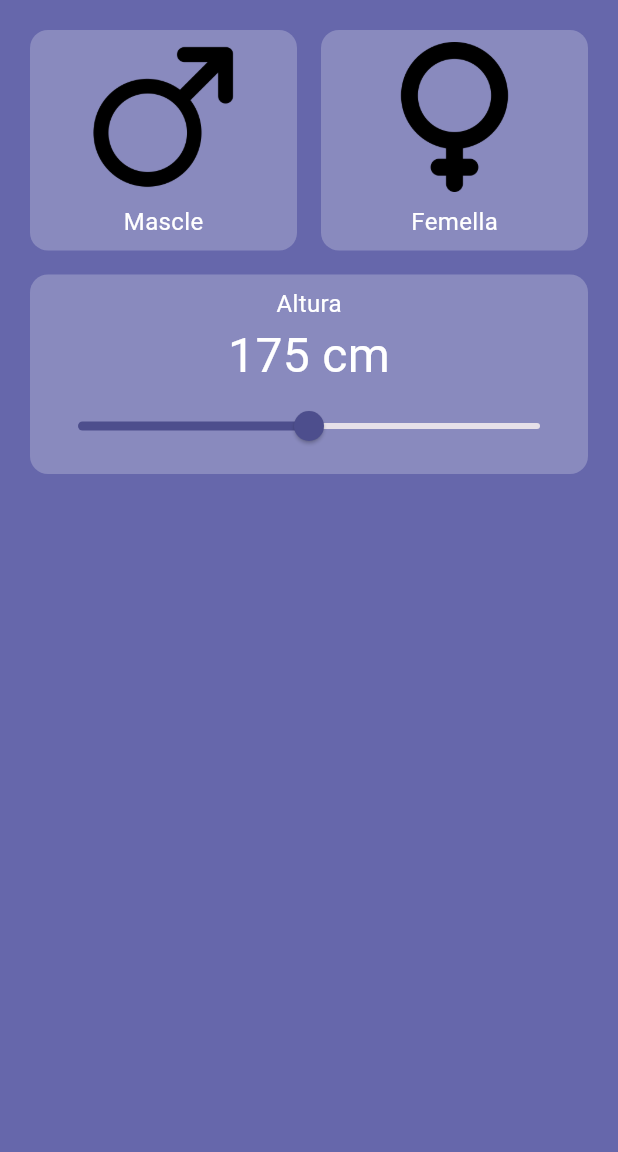
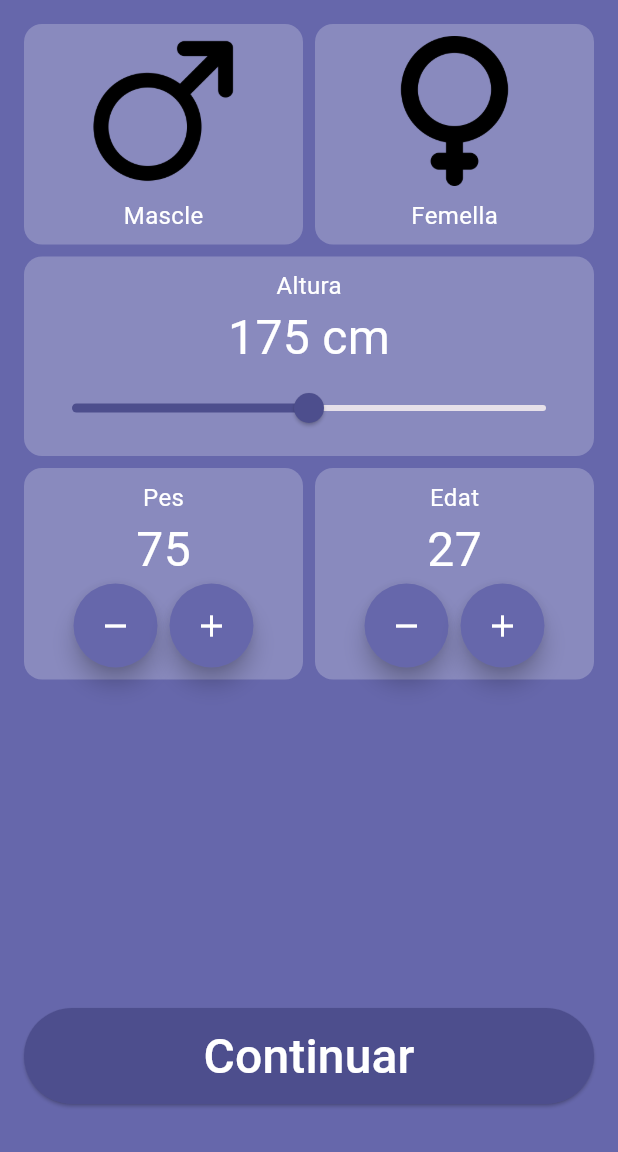
Before and after one commit to yagoyasser/flutter_calculadora_imc, a Flutter app: the screen it shows after launch, on a phone screen of 412 x 824 dp, the part 84-1236 px from its top. Run offline on Flutter 3.47's test engine with Material 3 defaults, Android fonts, the light colour scheme and no system bars.

Commit message:
Implementació components Pes i Edat i accions dels seus botons. Formateig paddings aplicació. Implementació botó Continuar

```diff
--- /dev/null
+++ b/calculadora_imc/lib/components/boto_continuar.dart
@@ -0,0 +1,35 @@
+import 'package:calculadora_imc/nucli/app_colors.dart';
+import 'package:calculadora_imc/nucli/estils_texts.dart';
+import 'package:flutter/material.dart';
+
+class BotoContinuar extends StatefulWidget {
+  const BotoContinuar({super.key});
+
+  @override
+  State<BotoContinuar> createState() => _BotoContinuarState();
+}
+
+class _BotoContinuarState extends State<BotoContinuar> {
+  @override
+  Widget build(BuildContext context) {
+    return Padding(
+      padding: EdgeInsets.only(bottom: 16),
+      child: SizedBox(
+        height: 64,
+        width: double.infinity,
+        child: ElevatedButton(
+          style: ButtonStyle(
+            backgroundColor: WidgetStateProperty.all(AppColors.primary),
+          ),
+          onPressed: () {
+
+          },
+          child: Text(
+            "Continuar",
+            style: EstilsTexts.textClarGran,
+          )
+        ),
+      ),
+    );
+  }
+}
--- a/calculadora_imc/lib/components/selector_altura.dart
+++ b/calculadora_imc/lib/components/selector_altura.dart
@@ -1,6 +1,5 @@
 import 'package:calculadora_imc/nucli/app_colors.dart';
 import 'package:calculadora_imc/nucli/estils_texts.dart';
-import 'package:calculadora_imc/nucli/paddings.dart';
 import 'package:flutter/material.dart';
 
 class SelectorAltura extends StatefulWidget {
@@ -20,15 +19,13 @@ class _SelectorAlturaState extends State<SelectorAltura> {
     return Row(
       children: [
         Expanded(
-          child: Padding(
-            padding: EdgeInsets.only(left: Paddings.paddingGran, top: Paddings.paddingPetit, right: Paddings.paddingGran, bottom: Paddings.paddingPetit),
           child: Container(
             decoration: BoxDecoration(
               color: AppColors.fonsComponent,
               borderRadius: BorderRadius.circular(12)
             ),
             child: Padding(
-                padding: const EdgeInsets.all(8),
+              padding: EdgeInsets.all(8),
               child: Column(
                 children: [
                   Text(
@@ -55,7 +52,6 @@ class _SelectorAlturaState extends State<SelectorAltura> {
                 ],
               ),
             ),
-            ),
           )
         ),
       ],
--- /dev/null
+++ b/calculadora_imc/lib/components/selector_numero.dart
@@ -0,0 +1,78 @@
+import 'package:calculadora_imc/nucli/app_colors.dart';
+import 'package:calculadora_imc/nucli/estils_texts.dart';
+import 'package:flutter/material.dart';
+
+class SelectorNumero extends StatefulWidget {
+  final String titol;
+  final int valorInicial;
+  final Function() alIncrementar;
+  final Function() alDecrementar;
+
+  const SelectorNumero({
+    super.key,
+    required this.titol,
+    required this.valorInicial,
+    required this.alIncrementar,
+    required this.alDecrementar,
+  });
+
+  @override
+  State<SelectorNumero> createState() => _SelectorNumeroState();
+}
+
+class _SelectorNumeroState extends State<SelectorNumero> {
+  @override
+  Widget build(BuildContext context) {
+    return Expanded(
+      child: Container(
+        decoration: BoxDecoration(
+          color: AppColors.fonsComponent,
+          borderRadius: BorderRadius.circular(12)
+        ),
+        child: Padding(
+          padding: EdgeInsets.all(8.0),
+          child: Column(
+            children: [
+              Text(
+                "${widget.titol}",
+                style: EstilsTexts.textClar
+              ),
+              Text(
+                widget.valorInicial.toString(),
+                style: EstilsTexts.textClarGran,
+              ),
+              Row(
+                mainAxisAlignment: MainAxisAlignment.center,
+                children: [
+                  FloatingActionButton(
+                    backgroundColor: AppColors.fons,
+                    foregroundColor: Colors.white,
+                    shape: CircleBorder(),
+                    child:
+                      Icon(Icons.remove),
+                    onPressed: () {
+                      widget.alDecrementar();
+                    }
+                  ),
+                  SizedBox(
+                    width: 8,
+                  ),
+                  FloatingActionButton(
+                    backgroundColor: AppColors.fons,
+                    foregroundColor: Colors.white,
+                    shape: CircleBorder(),
+                    child:
+                      Icon(Icons.add),
+                    onPressed: () {
+                      widget.alIncrementar();
+                    }
+                  )
+                ],
+              )
+            ],
+          ),
+        ),
+      ),
+    );
+  }
+}
--- a/calculadora_imc/lib/components/selector_sexe.dart
+++ b/calculadora_imc/lib/components/selector_sexe.dart
@@ -29,8 +29,6 @@ class _SelectorSexeState extends State<SelectorSexe> {
                 }
               });
             },
-            child: Padding(
-              padding: EdgeInsets.only(left: Paddings.paddingGran, top: Paddings.paddingGran, right: Paddings.paddingPetit, bottom: Paddings.paddingPetit),
             child: Container(
               decoration: BoxDecoration(
                 color: sexeSeleccionat == "Mascle"
@@ -62,7 +60,7 @@ class _SelectorSexeState extends State<SelectorSexe> {
             ),
           ),
         ),
-        ),
+        SizedBox(width: 8),
         Expanded(
           child: GestureDetector(
             onTap: () {
@@ -74,9 +72,6 @@ class _SelectorSexeState extends State<SelectorSexe> {
                 }
               });
             },
-            child: Padding(
-              padding: EdgeInsets.only(left: Paddings.paddingPetit, top: Paddings.paddingGran, right: Paddings.paddingGran, bottom: Paddings.paddingPetit
-              ),
             child: Container(
               decoration: BoxDecoration(
                 color: sexeSeleccionat == "Femella"
@@ -108,7 +103,6 @@ class _SelectorSexeState extends State<SelectorSexe> {
             ),
           ),
         ),
-        ),
       ],
     );
   }
--- a/calculadora_imc/lib/pantalles/pantalla_inici.dart
+++ b/calculadora_imc/lib/pantalles/pantalla_inici.dart
@@ -1,4 +1,6 @@
+import 'package:calculadora_imc/components/boto_continuar.dart';
 import 'package:calculadora_imc/components/selector_altura.dart';
+import 'package:calculadora_imc/components/selector_numero.dart';
 import 'package:calculadora_imc/components/selector_sexe.dart';
 import 'package:flutter/material.dart';
 
@@ -10,13 +12,56 @@ class PantallaInici extends StatefulWidget {
 }
 
 class _PantallaIniciState extends State<PantallaInici> {
+  int pes = 75;
+  int edat = 27;
+
   @override
   Widget build(BuildContext context) {
-    return Column(
-      children: [
-        SelectorSexe(),
-        SelectorAltura(),
-      ]
+    return Padding(
+      padding: EdgeInsets.all(16),
+      child: Column(
+        children: [
+          SelectorSexe(),
+          SizedBox(height: 8),
+          SelectorAltura(),
+          SizedBox(height: 8),
+          Row(
+            children: [
+              SelectorNumero(
+                titol: "Pes",
+                valorInicial: pes,
+                alDecrementar: () {
+                  setState(() {
+                    pes--;
+                  });
+                },
+                alIncrementar: () {
+                  setState(() {
+                    pes++;
+                  });
+                },
+              ),
+              SizedBox(width: 8),
+              SelectorNumero(
+                titol: "Edat",
+                valorInicial: edat,
+                alDecrementar: () {
+                  setState(() {
+                    edat--;
+                  });
+                },
+                alIncrementar: () {
+                  setState(() {
+                    edat++;
+                  });
+                },
+              )
+            ],
+          ),
+          Spacer(),
+          BotoContinuar()
+        ]
+      ),
     );
   }
 }
```
Lines whose indentation alone changed are shown as unchanged.
